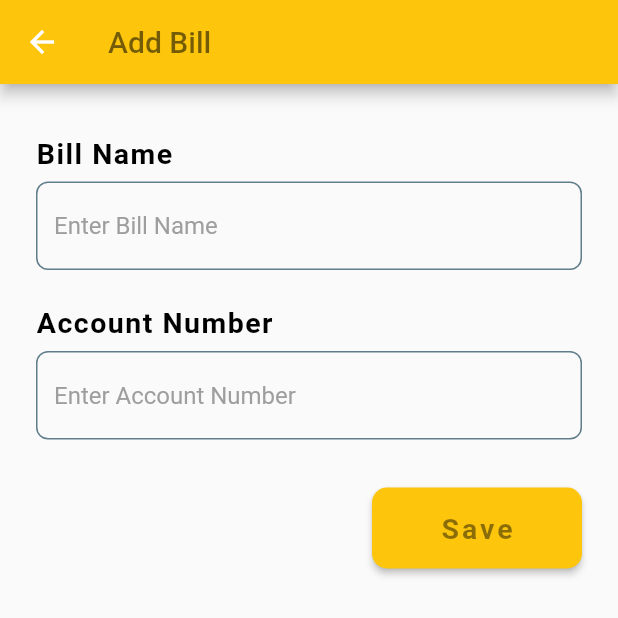
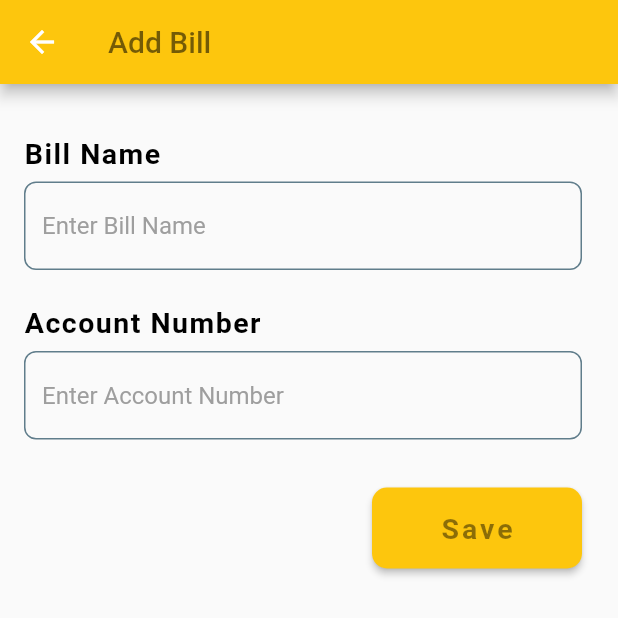
Before and after one commit to User-Experience-Design-SE3050-2021/se3050---uee-2021s2_reg_we_26, a Flutter app: the AddBillScreen screen opened directly, on a phone screen of 412 x 824 dp, the top half of it. Run offline on Flutter 3.47's test engine with Material 2 defaults, Android fonts, the phone set to English and light mode, and no system bars; our stand-ins replace cloud_firestore, firebase_core; accounts and stored records are empty.

Commit message:
completed_bill_payment_20210926

```diff
--- a/lib/screens/billPayments/add_bill_form.dart
+++ b/lib/screens/billPayments/add_bill_form.dart
@@ -2,6 +2,7 @@ import 'package:boc_smart_passbook/custom_form_field.dart';
 import 'package:boc_smart_passbook/validators/bill_payment_database.dart';
 import 'package:boc_smart_passbook/validators/bill_payment_validator.dart';
 import 'package:flutter/material.dart';
+
 
 class AddBillForm extends StatefulWidget {
   //const AddBillForm({Key? key}) : super(key: key);
@@ -33,13 +34,14 @@ class _AddBillFormState extends State<AddBillForm> {
 
   @override
   Widget build(BuildContext context) {
+
     return SingleChildScrollView(
       child: Form(
           key: _addItemFormKey,
           child: Column(
             children: [
               Padding(
-                padding: const EdgeInsets.only(left: 8.0,right: 8.0,bottom: 24.0),
+                padding: const EdgeInsets.only(left: 0.0,right: 8.0,bottom: 24.0),
                 child: Column(
                   crossAxisAlignment: CrossAxisAlignment.start,
                   children: [
@@ -141,7 +143,8 @@ class _AddBillFormState extends State<AddBillForm> {
                             setState(() {
                               _isProcessing = false;
                             });
-                            Navigator.of(context).pop();
+                           Navigator.of(context).pop();
+
                           }
                         },
                         child: const Padding(
--- a/lib/screens/billPayments/payment_form.dart
+++ b/lib/screens/billPayments/payment_form.dart
@@ -2,6 +2,7 @@ import 'package:boc_smart_passbook/custom_form_field.dart';
 import 'package:boc_smart_passbook/custom_form_forward_field.dart';
 import 'package:boc_smart_passbook/screens/billPayments/bills_screen.dart';
 import 'package:boc_smart_passbook/screens/billPayments/custom_form_field_forward_bill.dart';
+import 'package:boc_smart_passbook/validators/bill_payment_database.dart';
 import 'package:flutter/material.dart';
 
 class PaymentForm extends StatefulWidget {
@@ -200,7 +201,7 @@ class _PaymentFormState extends State<PaymentForm> {
                             setState(() {
                               _isProcessing = true;
                             });
-                            // await Database.addItem(title: getTitle, description: getDescription);
+                            await BillPaymentDatabase.payBill(amount: getAmount,description:getBill);
                             setState(() {
                               _isProcessing = false;
                             });
```
Also changed, not shown: lib/validators/bill_payment_database.dart (+5 -3 lines).
